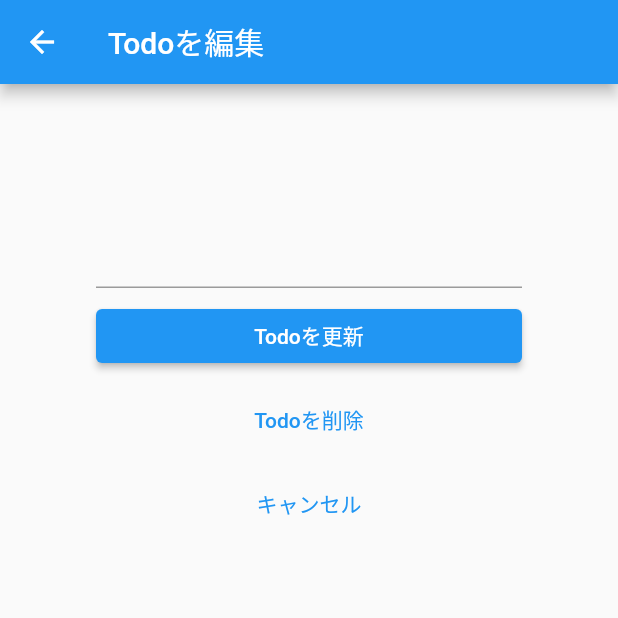
After one commit to fukiko2020/mytodoapp, a Flutter app: the TodoUpdatePage screen opened by its route, on a phone screen of 412 x 824 dp, the top half of it. The commit adds this screen. Run offline on Flutter 3.47's test engine with Material 2 defaults, Android fonts, the phone set to English and light mode, and no system bars; our stand-ins replace sqflite; accounts and stored records are empty.

Commit message:
todo編集・削除

```diff
--- a/lib/main.dart
+++ b/lib/main.dart
@@ -1,7 +1,8 @@
 import 'package:flutter/material.dart';
+import 'package:mytodoapp/pages/home.dart';
 import 'package:mytodoapp/pages/todo_add.dart';
+import 'package:mytodoapp/pages/todo_update.dart';
 import 'package:mytodoapp/repositories/local/local_db.dart';
-import 'package:mytodoapp/pages/home.dart';
 import 'package:mytodoapp/routes/home/routes.dart';
 
 void main() async {
@@ -13,13 +14,14 @@ void main() async {
 }
 
 class MyTodoApp extends StatelessWidget {
-  int id = 0;
+  final int id = 0;
   @override
   Widget build(BuildContext context) {
     return MaterialApp(
       routes: {
         HomeRoutes.home: (context) => TodoHomePage(),
         HomeRoutes.add: (context) => TodoAddPage(id: id),
+        HomeRoutes.update: (context) => TodoUpdatePage(id: id, content: ''),
       },
     );
   }
--- a/lib/pages/todo_add.dart
+++ b/lib/pages/todo_add.dart
@@ -24,7 +24,7 @@ class _TodoAddPageState extends State<TodoAddPage> {
     debugPrint("in TodoAddPageState");
     return Scaffold(
         appBar: AppBar(
-          title: Text('リストを追加'),
+          title: Text('Todoを追加'),
         ),
         body: Container(
           padding: EdgeInsets.all(64),
@@ -59,7 +59,8 @@ class _TodoAddPageState extends State<TodoAddPage> {
                       id: id,
                       content: _text,
                     ));
-                    debugPrint("in onPressed before Navigator.of:" + newTodo.toString());
+                    debugPrint("in onPressed before Navigator.of:" +
+                        newTodo.toString());
                     Navigator.of(context).pop(newTodo);
                   },
                   child: Text('リストに追加', style: TextStyle(color: Colors.white)),
--- /dev/null
+++ b/lib/pages/todo_update.dart
@@ -0,0 +1,111 @@
+import 'package:flutter/material.dart';
+import 'package:mytodoapp/models/todo.dart';
+import 'package:mytodoapp/repositories/local/todo.dart';
+
+class TodoUpdatePage extends StatefulWidget {
+  final int id;
+  final String content;
+  TodoUpdatePage({required this.id, required this.content});
+
+  @override
+  _TodoUpdatePageState createState() =>
+      _TodoUpdatePageState(id: id, content: content);
+}
+
+class _TodoUpdatePageState extends State<TodoUpdatePage> {
+  String _text = '';
+  final todoRepository = TodoRepository();
+  final int id;
+  String content;
+  _TodoUpdatePageState({required this.id, required this.content});
+
+  Future _confirmDeleteDialog(BuildContext context, int id) async {
+    // final int id;
+    return showDialog<void>(
+        context: context,
+        barrierDismissible: false,
+        builder: (BuildContext context) {
+          return AlertDialog(content: Text('本当に削除しますか？'), actions: <Widget>[
+            TextButton(
+                onPressed: () {
+                  Navigator.pop(context);
+                },
+                child: Text('キャンセル')),
+            TextButton(
+              onPressed: () {
+                todoRepository.delete(id);
+                Navigator.pop(context);
+              },
+              child: Text('削除する'),
+            )
+          ]);
+        });
+  }
+
+  @override
+  Widget build(BuildContext context) {
+    debugPrint("in TodoUpdatePageState");
+    // final initialText = todoRepository.find(id);
+    return Scaffold(
+      appBar: AppBar(
+        title: Text('Todoを編集'),
+      ),
+      body: Container(
+        padding: EdgeInsets.all(64),
+        child: SingleChildScrollView(
+          child: Column(
+            mainAxisAlignment: MainAxisAlignment.center,
+            children: <Widget>[
+              Text(content, style: TextStyle(color: Colors.cyan)),
+              const SizedBox(height: 8),
+              TextField(
+                controller: TextEditingController(text: content),
+                onChanged: (String value) {
+                  setState(() {
+                    content = value;
+                  });
+                },
+              ),
+              const SizedBox(height: 8),
+              Container(
+                width: double.infinity,
+                child: ElevatedButton(
+                  onPressed: () {
+                    final updatedTodo = todoRepository.update(TodoModel(
+                      id: id,
+                      content: content,
+                    ));
+                    Navigator.of(context).pop(updatedTodo);
+                  },
+                  child: Text('Todoを更新', style: TextStyle(color: Colors.white)),
+                ),
+              ),
+              const SizedBox(height: 8),
+              Container(
+                width: double.infinity,
+                child: TextButton(
+                  onPressed: () async {
+                    await _confirmDeleteDialog(context, id);
+                    Navigator.of(context).pop(id);
+                    print(todoRepository.retrieve());
+                  },
+                  child: Text('Todoを削除'),
+                ),
+              ),
+              const SizedBox(height: 8),
+              Container(
+                width: double.infinity,
+                child: TextButton(
+                  onPressed: () {
+                    Navigator.of(context).pop();
+                  },
+                  child: Text('キャンセル'),
+                ),
+              )
+            ],
+          ),
+        ),
+      )
+    );
+  }
+}
--- a/lib/repositories/local/todo.dart
+++ b/lib/repositories/local/todo.dart
@@ -35,6 +35,7 @@ class TodoRepository {
       where: 'id = ?',
       whereArgs: [todo.id],
     );
+    return find(todo.id);
   }
 
   Future<void> delete(int id) async {
@@ -56,11 +57,10 @@ class TodoRepository {
     if (result.length > 0) {
       print("found:" + result.first.toString());
       return TodoModel(
-        id: result.first["id"], content: result.first["content"]
-      );
-    // } else {
-    //   print('not found');
-    //   return id;
+          id: result.first["id"], content: result.first["content"]);
+      // } else {
+      //   print('not found');
+      //   return id;
     }
   }
 }
--- a/lib/routes/home/routes.dart
+++ b/lib/routes/home/routes.dart
@@ -1,4 +1,5 @@
 class HomeRoutes {
   static const home = '/';
   static const add = '/add';
+  static const update = '/update';
 }
```
Also changed, not shown: lib/pages/home.dart (+32 -3 lines).
